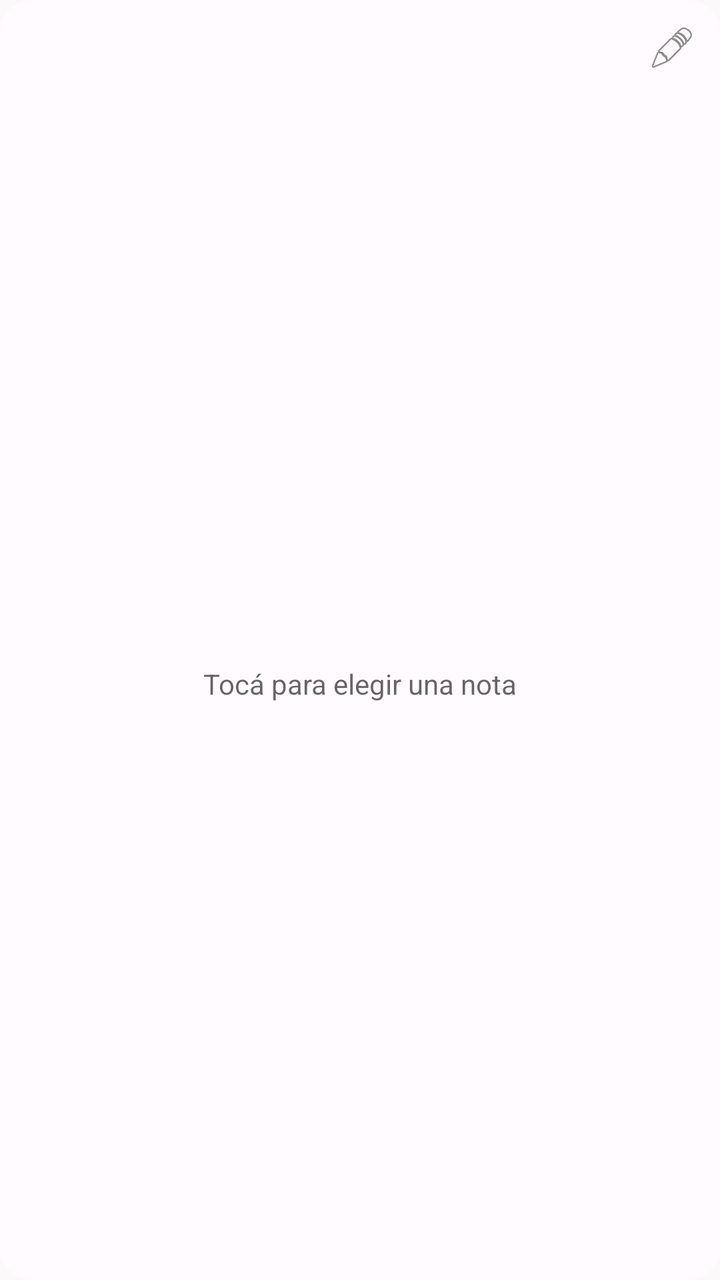
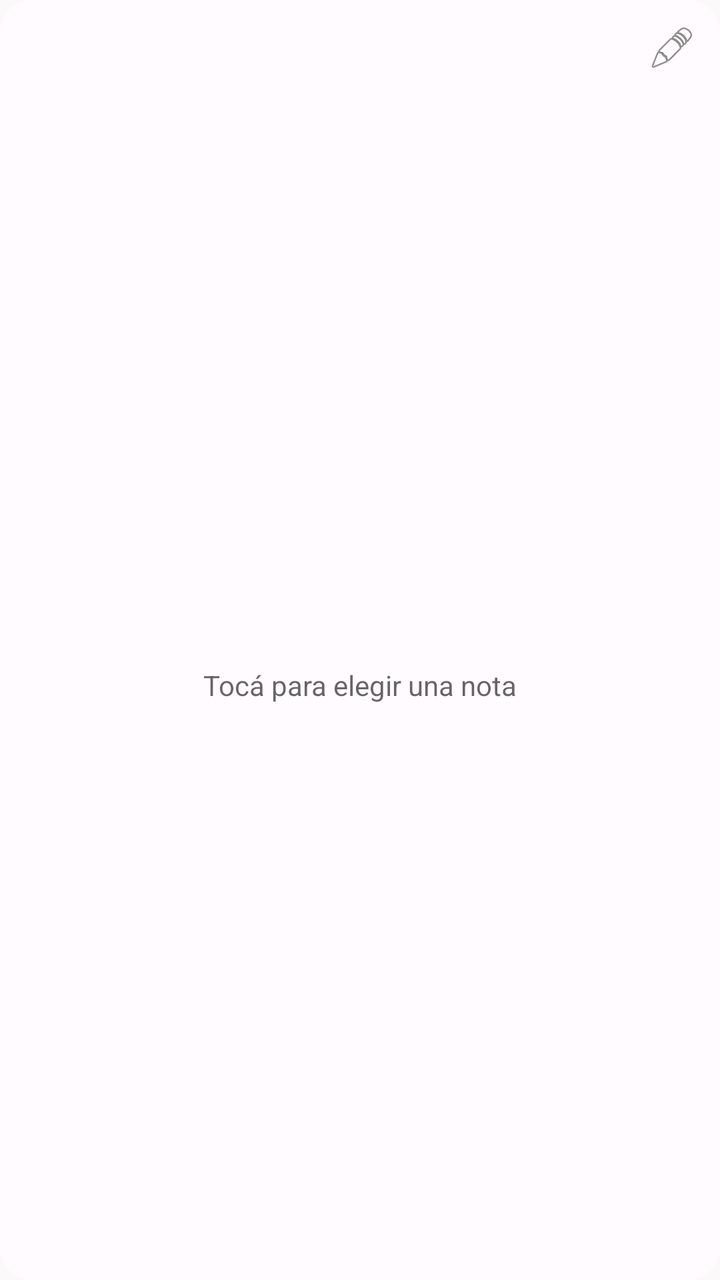

The first picture is an Android layout as it rendered before a commit; the second is the same layout after the commit. The layout source and the unified diff follow.
<!-- AndroidManifest.xml: application theme Theme.Notes -->
<!-- res/layout/widget_pinned_note.xml -->
<?xml version="1.0" encoding="utf-8"?>
<LinearLayout xmlns:android="http://schemas.android.com/apk/res/android"
    android:id="@+id/Layout"
    android:layout_width="match_parent"
    android:layout_height="match_parent"
    android:orientation="vertical"
    android:background="@drawable/widget_background_light">

    <LinearLayout
        android:id="@+id/HeaderRow"
        android:layout_width="match_parent"
        android:layout_height="wrap_content"
        android:orientation="horizontal"
        android:paddingStart="16dp"
        android:paddingTop="12dp"
        android:paddingEnd="12dp"
        android:paddingBottom="8dp">

        <TextView
            android:id="@+id/Title"
            android:layout_width="0dp"
            android:layout_height="wrap_content"
            android:layout_weight="1"
            android:layout_gravity="center_vertical"
            android:fontFamily="sans-serif-medium"
            android:maxLines="2"
            android:ellipsize="end"
            android:textSize="15sp"
            android:textColor="?android:attr/textColorPrimary" />

        
        <ImageView
            android:id="@+id/ChangeNote"
            android:layout_width="24dp"
            android:layout_height="24dp"
            android:layout_gravity="center_vertical"
            android:layout_marginStart="8dp"
            android:contentDescription="@string/pinned_note_widget_change_note"
            android:src="@android:drawable/ic_menu_edit" />

    </LinearLayout>

    <FrameLayout
        android:layout_width="match_parent"
        android:layout_height="0dp"
        android:layout_weight="1">

        <ListView
            android:id="@+id/ListView"
            android:layout_width="match_parent"
            android:layout_height="match_parent"
            android:divider="@null"
            android:dividerHeight="0dp"
            android:paddingBottom="4dp" />

        
        <TextView
            android:id="@+id/Empty"
            android:layout_width="match_parent"
            android:layout_height="match_parent"
            android:background="?android:attr/selectableItemBackground"
            android:clickable="true"
            android:focusable="true"
            android:gravity="center"
            android:padding="16dp"
            android:text="@string/pinned_note_widget_select_note"
            android:textColor="?android:attr/textColorSecondary" />

    </FrameLayout>

</LinearLayout>
<!-- resources referenced by this layout -->
<resources>
  <!-- drawable widget_background_light (drawable) -->
  <?xml version="1.0" encoding="utf-8"?>
  <shape xmlns:android="http://schemas.android.com/apk/res/android">
      <corners android:radius="16dp" />
      <solid android:color="#FFFFFBFE" />
  </shape>
  <string name="pinned_note_widget_change_note">Cambiar nota</string>
  <string name="pinned_note_widget_select_note">Tocá para elegir una nota</string>
  <style name="Theme.Notes" parent="android:Theme.Material.Light.NoActionBar" />
</resources>

<!-- the commit's change to res/layout/widget_pinned_note.xml (unified diff, before → after) -->
@@ -40,6 +40,12 @@
 
     </LinearLayout>
 
+    
+    <View
+        android:id="@+id/HeaderDivider"
+        android:layout_width="match_parent"
+        android:layout_height="1dp" />
+
     <FrameLayout
         android:layout_width="match_parent"
         android:layout_height="0dp"
